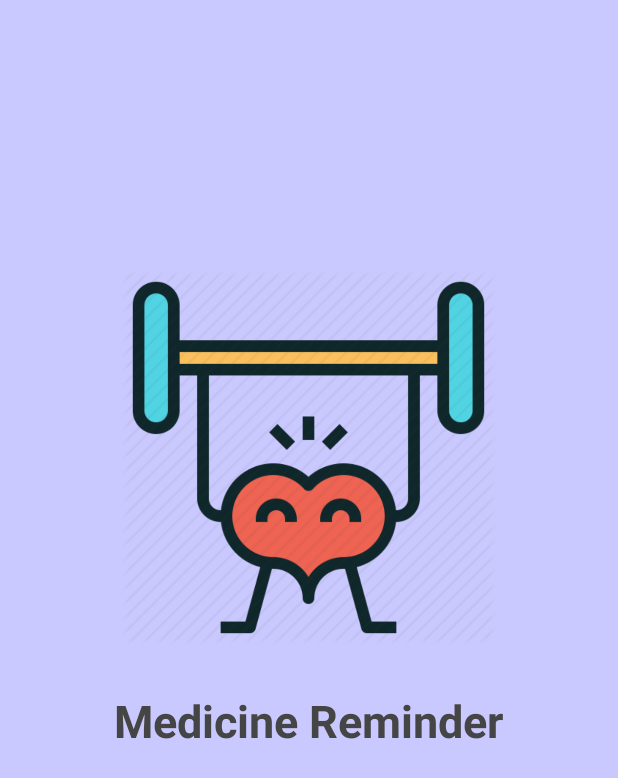
After one commit to Gaurav2807/Health-Reminder, an Android app: the splash_screen screen opened directly, with no data from a screen before it, on a phone screen of 412 x 824 dp. The commit adds this screen. Shown: the top 778 px of the screen. Run offline under Robolectric (Android 15) with nearby library versions, the phone set to English and light mode, and no system bars.

Commit message:
fix #7 (#9)
Co-authored-by: Gaurav Gupta <30961298+28Gaurav@users.noreply.github.com>

```diff
--- a/app/src/main/AndroidManifest.xml
+++ b/app/src/main/AndroidManifest.xml
@@ -9,12 +9,22 @@
         android:roundIcon="@mipmap/ic_launcher_round"
         android:supportsRtl="true"
         android:theme="@style/Theme.HealthReminder">
-        <activity android:name=".NotifyWater"></activity>
+
+        <activity android:name=".splash_screen" android:theme="@style/Theme.AppCompat.Light.NoActionBar"
+            android:screenOrientation="portrait">
+            <intent-filter>
+                <action android:name="android.intent.action.MAIN" />
+                <category android:name="android.intent.category.LAUNCHER" />
+            </intent-filter>
+        </activity>
+
+        <activity android:name=".NotifyWater" />
+
         <activity android:name=".MainActivity">
             <intent-filter>
                 <action android:name="android.intent.action.MAIN" />
 
-                <category android:name="android.intent.category.LAUNCHER" />
+                <category android:name="android.intent.category.DEFAULT" />
             </intent-filter>
         </activity>
     </application>
--- /dev/null
+++ b/app/src/main/java/com/example/healthreminder/splash_screen.java
@@ -0,0 +1,26 @@
+package com.example.healthreminder;
+
+import android.content.Intent;
+import android.os.Bundle;
+import android.os.Handler;
+import android.os.Looper;
+
+import androidx.appcompat.app.AppCompatActivity;
+
+public class splash_screen extends AppCompatActivity {
+
+    @Override
+    protected void onCreate(Bundle savedInstanceState) {
+        super.onCreate(savedInstanceState);
+        setContentView(R.layout.activity_splash_screen);
+
+        new Handler(Looper.getMainLooper()).postDelayed(new Runnable() {
+            @Override
+            public void run() {
+                Intent i = new Intent(splash_screen.this, MainActivity.class);
+                startActivity(i);
+                finish();
+            }
+        }, 2000);
+    }
+    }
--- /dev/null
+++ b/app/src/main/res/layout/activity_splash_screen.xml
@@ -0,0 +1,32 @@
+<?xml version="1.0" encoding="utf-8"?>
+<RelativeLayout xmlns:android="http://schemas.android.com/apk/res/android"
+    xmlns:app="http://schemas.android.com/apk/res-auto"
+    xmlns:tools="http://schemas.android.com/tools"
+    android:layout_width="match_parent"
+    android:layout_height="match_parent"
+    tools:context=".splash_screen"
+    android:background="@color/blue">
+
+    <ImageView
+        android:id="@+id/logo"
+        android:layout_width="250dp"
+        android:layout_height="250dp"
+        android:layout_centerHorizontal="true"
+        android:layout_marginVertical="180dp"
+        android:src="@drawable/logo" />
+
+    <TextView
+        android:layout_width="wrap_content"
+        android:layout_height="wrap_content"
+        android:layout_marginBottom="10dp"
+        android:textSize="30dp"
+        android:textStyle="bold"
+        android:textColor="#454545"
+        android:gravity="center_horizontal"
+        android:layout_centerHorizontal="true"
+        android:layout_alignTop="@id/logo"
+        android:layout_marginVertical="280dp"
+
+        android:text="Medicine Reminder" />
+
+</RelativeLayout>
```
Also changed, not shown: app/src/main/res/layout/activity_main.xml (+0 -7 lines).
